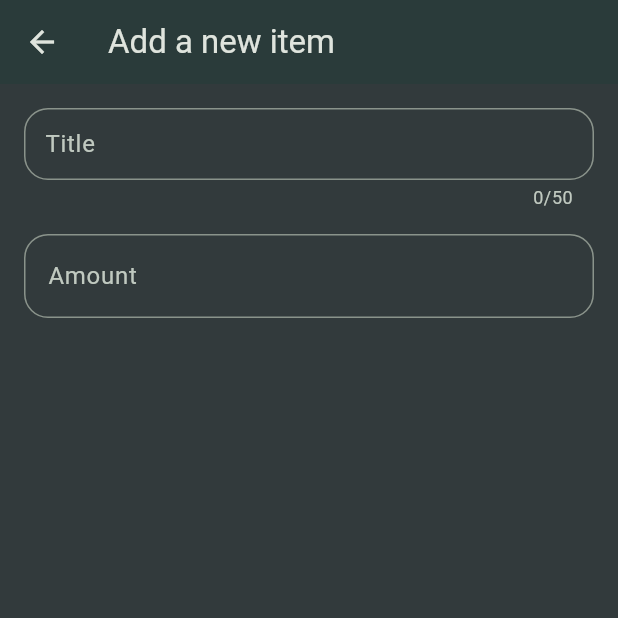
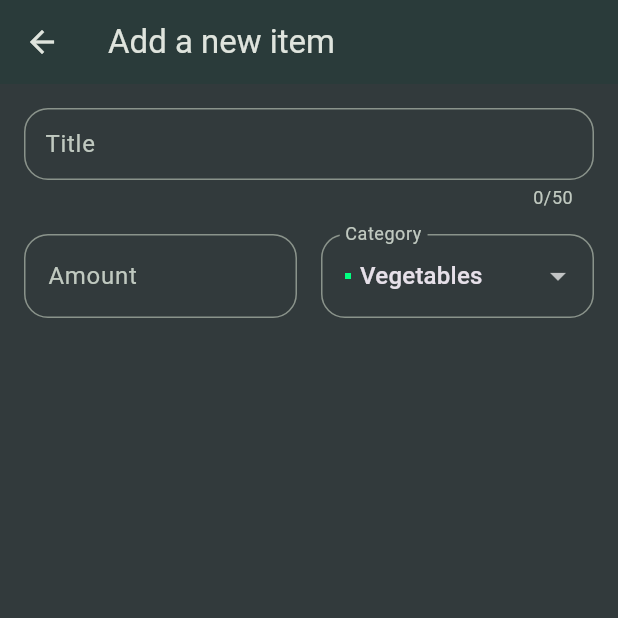
Before and after one commit to NavidZamanKhan/Shopping-List-App, a Flutter app: the NewItem screen opened directly, on a phone screen of 412 x 824 dp, the top half of it. Run offline on Flutter 3.47's test engine with Material 3 defaults, Android fonts, the phone set to English and light mode, and no system bars.

Commit message:
Add form validation and category dropdown to new item form

```diff
--- a/lib/widget/new_item.dart
+++ b/lib/widget/new_item.dart
@@ -1,4 +1,5 @@
 import 'package:flutter/material.dart';
+import 'package:shopping_list_app/data/categories.dart';
 
 class NewItem extends StatefulWidget {
   const NewItem({super.key});
@@ -66,16 +67,36 @@ class _NewItemState extends State<NewItem> {
                       },
                     ),
                   ),
-                  // const SizedBox(width: 16),
-                  // DropdownButtonFormField(
-                  //   items: [
-                  //     DropdownMenuItem(
-                  //       value: "Groceries",
-                  //       child: Text("Groceries"),
-                  //     ),
-                  //   ],
-                  //   onChanged: (value) {},
-                  // ),
+                  const SizedBox(width: 16),
+                  Expanded(
+                    child: DropdownButtonFormField(
+                      decoration: InputDecoration(
+                        label: const Text("Category"),
+                        border: const OutlineInputBorder(
+                          borderRadius: BorderRadius.all(Radius.circular(16)),
+                        ),
+                      ),
+                      items: [
+                        for (final category in categories.entries)
+                          DropdownMenuItem(
+                            child: Expanded(
+                              child: Row(
+                                children: [
+                                  Container(
+                                    width: 4,
+                                    height: 4,
+                                    color: category.value.color,
+                                  ),
+                                  const SizedBox(width: 6),
+                                  Text(category.value.title),
+                                ],
+                              ),
+                            ),
+                          ),
+                      ],
+                      onChanged: (value) {},
+                    ),
+                  ),
                 ],
               ),
             ],
```
